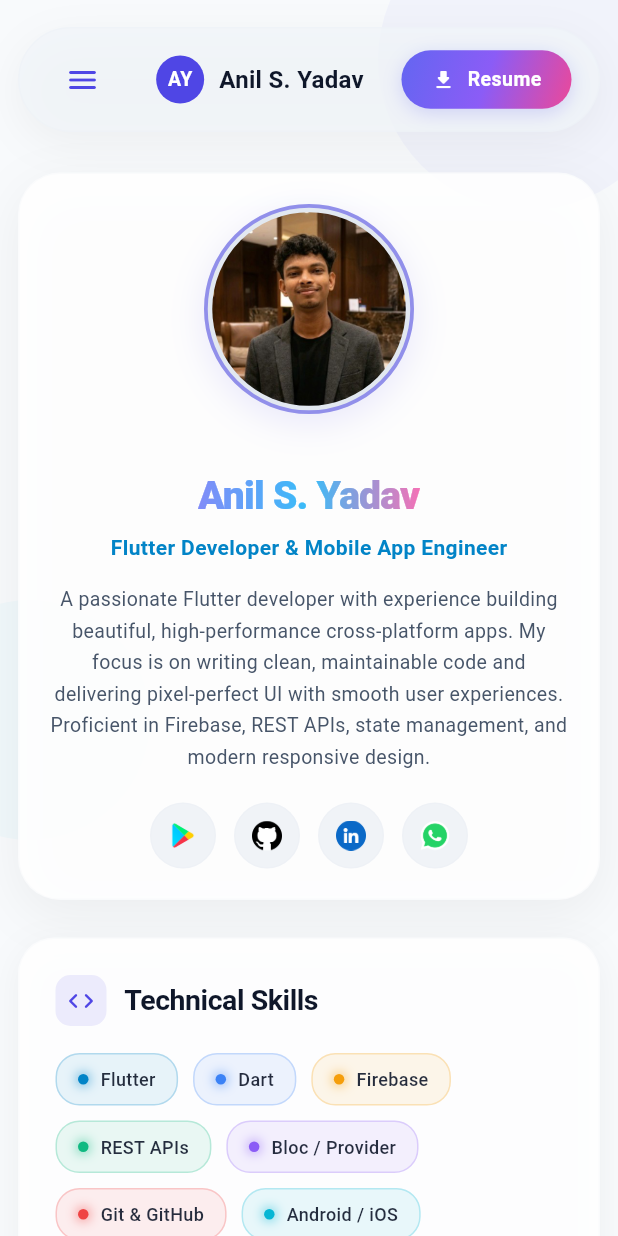
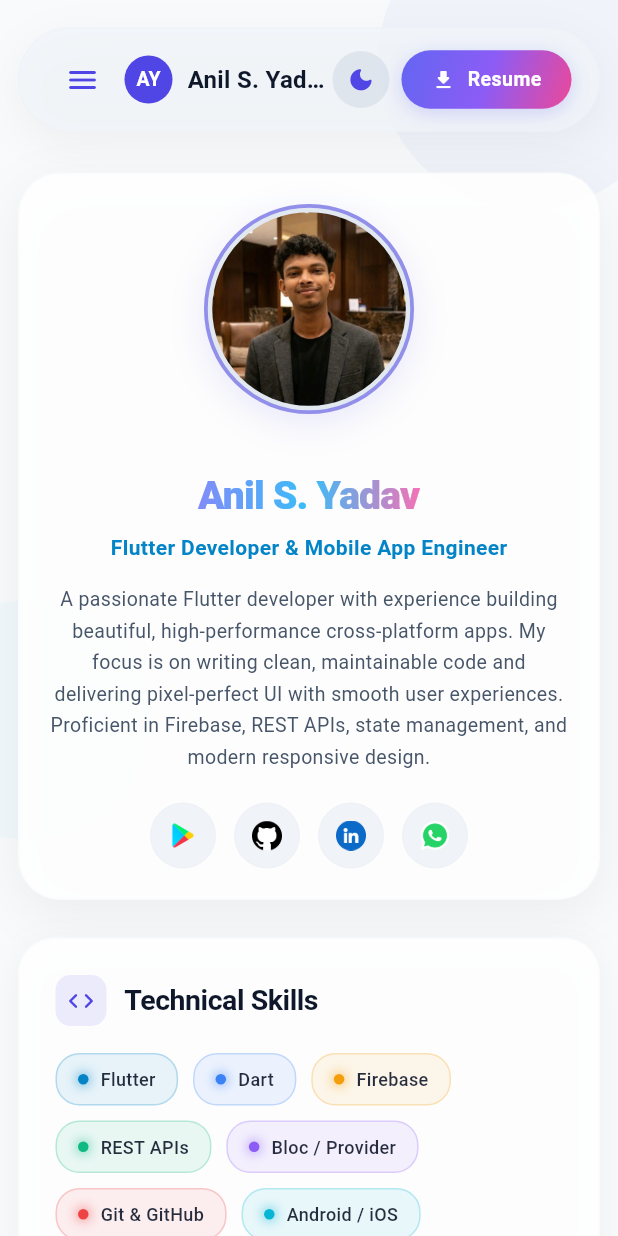
Before and after one commit to anil-s-yadav/anil_portfolio, a Flutter app: the screen it shows after launch, on a phone screen of 412 x 824 dp. Run offline on Flutter 3.47's test engine with Material 3 defaults, Android fonts, the phone set to English and light mode, and no system bars; our stand-ins replace cloud_firestore, firebase_core, timeline_tile; accounts and stored records are empty; Roboto replaces fonts that are missing (Poppins).

Commit message:
Implement theme toggle functionality and update UI components for better responsiveness

```diff
--- a/lib/all_projects_page.dart
+++ b/lib/all_projects_page.dart
@@ -271,6 +271,10 @@ class _SoftProjectCardState extends State<_SoftProjectCard> {
                 if (proj.iosUrl.isNotEmpty)
                   _ProjectActionButton(
                     icon: "lib/assets/appstore.png",
+                    iconColor:
+                        colorScheme.brightness == Brightness.dark
+                            ? Colors.white
+                            : null,
                     label: "App Store",
                     colorScheme: colorScheme,
                     onTap: () => widget.onLaunch(proj.iosUrl),
@@ -294,6 +298,7 @@ class _SoftProjectCardState extends State<_SoftProjectCard> {
 class _ProjectActionButton extends StatefulWidget {
   final String? icon;
   final IconData? iconData;
+  final Color? iconColor;
   final String label;
   final ColorScheme colorScheme;
   final VoidCallback onTap;
@@ -301,6 +306,7 @@ class _ProjectActionButton extends StatefulWidget {
   const _ProjectActionButton({
     this.icon,
     this.iconData,
+    this.iconColor,
     required this.label,
     required this.colorScheme,
     required this.onTap,
@@ -315,6 +321,13 @@ class _ProjectActionButtonState extends State<_ProjectActionButton> {
 
   @override
   Widget build(BuildContext context) {
+    final isDark = widget.colorScheme.brightness == Brightness.dark;
+    final Color? effectiveIconColor =
+        widget.iconColor ??
+        (isDark && widget.icon == "lib/assets/appstore.png"
+            ? Colors.white
+            : null);
+
     return MouseRegion(
       onEnter: (_) => setState(() => isHovered = true),
       onExit: (_) => setState(() => isHovered = false),
@@ -344,6 +357,7 @@ class _ProjectActionButtonState extends State<_ProjectActionButton> {
                   widget.icon!,
                   width: 14,
                   height: 14,
+                  color: effectiveIconColor,
                   errorBuilder:
                       (_, __, ___) => Icon(
                         Icons.link,
--- a/lib/homepage.dart
+++ b/lib/homepage.dart
@@ -2,6 +2,7 @@ import 'package:anil_portfolio/all_projects_page.dart' deferred as all_projects;
 import 'package:anil_portfolio/login_page.dart' deferred as login;
 import 'package:anil_portfolio/models.dart';
 import 'package:anil_portfolio/firebase_apis.dart';
+import 'package:anil_portfolio/theme/theme.dart';
 import 'package:flutter/material.dart';
 import 'package:timeline_tile/timeline_tile.dart';
 import 'package:url_launcher/url_launcher.dart';
@@ -185,12 +186,14 @@ class _MyHomePageState extends State<MyHomePage> {
             ),
 
           // Logo / Brand
-          InkWell(
+          Flexible(
+            child: InkWell(
               onTap: () => scrollTo('homeKey'),
               borderRadius: BorderRadius.circular(20),
               child: Padding(
-              padding: const EdgeInsets.symmetric(horizontal: 8, vertical: 4),
+                padding: const EdgeInsets.symmetric(horizontal: 4, vertical: 4),
                 child: Row(
+                  mainAxisSize: MainAxisSize.min,
                   children: [
                     Container(
                       width: 32,
@@ -210,9 +213,12 @@ class _MyHomePageState extends State<MyHomePage> {
                         ),
                       ),
                     ),
+                    if (!isMobile || MediaQuery.of(context).size.width > 380) ...[
                       const SizedBox(width: 10),
-                  Text(
+                      Flexible(
+                        child: Text(
                           "Anil S. Yadav",
+                          overflow: TextOverflow.ellipsis,
                           style: TextStyle(
                             color: colorScheme.onSurface,
                             fontWeight: FontWeight.w700,
@@ -220,7 +226,10 @@ class _MyHomePageState extends State<MyHomePage> {
                             letterSpacing: 0.2,
                           ),
                         ),
-                ],
+                      ),
+                    ],
+                  ],
+                ),
               ),
             ),
           ),
@@ -249,11 +258,18 @@ class _MyHomePageState extends State<MyHomePage> {
               ],
             ),
 
-          // Download Resume CTA
+          // Theme Switcher & Download Resume CTA
+          Row(
+            mainAxisSize: MainAxisSize.min,
+            children: [
+              _ThemeToggleButton(colorScheme: colorScheme),
+              const SizedBox(width: 8),
               _ModernResumeButton(
                 resumeUrl: data.resume,
                 colorScheme: colorScheme,
                 onTap: () => _launchUrl(data.resume),
+              ),
+            ],
           ),
         ],
       ),
@@ -293,14 +309,18 @@ class _MyHomePageState extends State<MyHomePage> {
                   ),
                 ),
                 const SizedBox(width: 12),
-                Text(
+                Expanded(
+                  child: Text(
                     "Anil S. Yadav",
+                    overflow: TextOverflow.ellipsis,
                     style: TextStyle(
                       fontSize: 18,
                       fontWeight: FontWeight.bold,
                       color: colorScheme.onSurface,
                     ),
                   ),
+                ),
+                _ThemeToggleButton(colorScheme: colorScheme),
               ],
             ),
             const SizedBox(height: 24),
@@ -1130,6 +1150,94 @@ class _HoverNavButtonState extends State<_HoverNavButton> {
   }
 }
 
+class _ThemeToggleButton extends StatefulWidget {
+  final ColorScheme colorScheme;
+
+  const _ThemeToggleButton({required this.colorScheme});
+
+  @override
+  State<_ThemeToggleButton> createState() => _ThemeToggleButtonState();
+}
+
+class _ThemeToggleButtonState extends State<_ThemeToggleButton> {
+  bool isHovered = false;
+
+  @override
+  Widget build(BuildContext context) {
+    final isDark = Theme.of(context).brightness == Brightness.dark;
+
+    return MouseRegion(
+      onEnter: (_) => setState(() => isHovered = true),
+      onExit: (_) => setState(() => isHovered = false),
+      cursor: SystemMouseCursors.click,
+      child: Tooltip(
+        message: isDark ? "Switch to Light Mode" : "Switch to Dark Mode",
+        child: GestureDetector(
+          onTap: () => toggleTheme(context),
+          child: AnimatedContainer(
+            duration: const Duration(milliseconds: 200),
+            transform: Matrix4.translationValues(0, isHovered ? -2 : 0, 0),
+            width: 38,
+            height: 38,
+            decoration: BoxDecoration(
+              color: isHovered
+                  ? (isDark
+                      ? const Color(0xFFFBBF24).withAlpha(30)
+                      : widget.colorScheme.primary.withAlpha(25))
+                  : widget.colorScheme.surfaceContainerHighest.withAlpha(120),
+              shape: BoxShape.circle,
+              border: Border.all(
+                color: isHovered
+                    ? (isDark
+                        ? const Color(0xFFFBBF24).withAlpha(150)
+                        : widget.colorScheme.primary.withAlpha(150))
+                    : widget.colorScheme.outlineVariant.withAlpha(45),
+                width: 1.2,
+              ),
+              boxShadow: isHovered
+                  ? [
+                      BoxShadow(
+                        color: (isDark
+                                ? const Color(0xFFFBBF24)
+                                : widget.colorScheme.primary)
+                            .withAlpha(70),
+                        blurRadius: 14,
+                        offset: const Offset(0, 3),
+                      )
+                    ]
+                  : [],
+            ),
+            child: Center(
+              child: AnimatedSwitcher(
+                duration: const Duration(milliseconds: 250),
+                transitionBuilder: (child, animation) {
+                  return RotationTransition(
+                    turns: animation,
+                    child: ScaleTransition(scale: animation, child: child),
+                  );
+                },
+                child: isDark
+                    ? const Icon(
+                        Icons.wb_sunny_rounded,
+                        key: ValueKey('sun'),
+                        size: 19,
+                        color: Color(0xFFFBBF24),
+                      )
+                    : Icon(
+                        Icons.dark_mode_rounded,
+                        key: const ValueKey('moon'),
+                        size: 19,
+                        color: widget.colorScheme.primary,
+                      ),
+              ),
+            ),
+          ),
+        ),
+      ),
+    );
+  }
+}
+
 class _ModernResumeButton extends StatefulWidget {
   final String resumeUrl;
   final ColorScheme colorScheme;
@@ -1530,6 +1638,10 @@ class _SoftProjectCardState extends State<_SoftProjectCard> {
                 if (proj.iosUrl.isNotEmpty)
                   _ProjectActionButton(
                     icon: "lib/assets/appstore.png",
+                    iconColor:
+                        colorScheme.brightness == Brightness.dark
+                            ? Colors.white
+                            : null,
                     label: "App Store",
                     colorScheme: colorScheme,
                     onTap: () => widget.onLaunch(proj.iosUrl),
@@ -1553,6 +1665,7 @@ class _SoftProjectCardState extends State<_SoftProjectCard> {
 class _ProjectActionButton extends StatefulWidget {
   final String? icon;
   final IconData? iconData;
+  final Color? iconColor;
   final String label;
   final ColorScheme colorScheme;
   final VoidCallback onTap;
@@ -1560,6 +1673,7 @@ class _ProjectActionButton extends StatefulWidget {
   const _ProjectActionButton({
     this.icon,
     this.iconData,
+    this.iconColor,
     required this.label,
     required this.colorScheme,
     required this.onTap,
@@ -1574,6 +1688,13 @@ class _ProjectActionButtonState extends State<_ProjectActionButton> {
 
   @override
   Widget build(BuildContext context) {
+    final isDark = widget.colorScheme.brightness == Brightness.dark;
+    final Color? effectiveIconColor =
+        widget.iconColor ??
+        (isDark && widget.icon == "lib/assets/appstore.png"
+            ? Colors.white
+            : null);
+
     return MouseRegion(
       onEnter: (_) => setState(() => isHovered = true),
       onExit: (_) => setState(() => isHovered = false),
@@ -1603,6 +1724,7 @@ class _ProjectActionButtonState extends State<_ProjectActionButton> {
                   widget.icon!,
                   width: 14,
                   height: 14,
+                  color: effectiveIconColor,
                   errorBuilder:
                       (_, __, ___) => Icon(
                         Icons.link,
--- a/lib/main.dart
+++ b/lib/main.dart
@@ -49,18 +49,22 @@ class MyApp extends StatelessWidget {
 
   @override
   Widget build(BuildContext context) {
-    final brightness = View.of(context).platformDispatcher.platformBrightness;
     final TextTheme textTheme = createTextTheme(context, "Poppins", "Poppins");
     final MaterialTheme theme = MaterialTheme(textTheme);
 
-    return MaterialApp(
-      debugShowCheckedModeBanner: false,
-      title: 'Anil S. Yadav | Portfolio',
-      scrollBehavior: const AppScrollBehavior(),
-      theme: brightness == Brightness.light
-          ? theme.lightMediumContrast()
-          : theme.darkMediumContrast(),
-      home: const MyHomePage(),
+    return ValueListenableBuilder<ThemeMode>(
+      valueListenable: themeModeNotifier,
+      builder: (context, currentThemeMode, _) {
+        return MaterialApp(
+          debugShowCheckedModeBanner: false,
+          title: 'Anil S. Yadav | Portfolio',
+          scrollBehavior: const AppScrollBehavior(),
+          theme: theme.lightMediumContrast(),
+          darkTheme: theme.darkMediumContrast(),
+          themeMode: currentThemeMode,
+          home: const MyHomePage(),
+        );
+      },
     );
   }
 }
--- a/lib/theme/theme.dart
+++ b/lib/theme/theme.dart
@@ -1,4 +1,12 @@
 import "package:flutter/material.dart";
+
+final ValueNotifier<ThemeMode> themeModeNotifier =
+    ValueNotifier<ThemeMode>(ThemeMode.system);
+
+void toggleTheme(BuildContext context) {
+  final isDark = Theme.of(context).brightness == Brightness.dark;
+  themeModeNotifier.value = isDark ? ThemeMode.light : ThemeMode.dark;
+}
 
 class MaterialTheme {
   final TextTheme textTheme;
```
Lines whose indentation alone changed are shown as unchanged.
